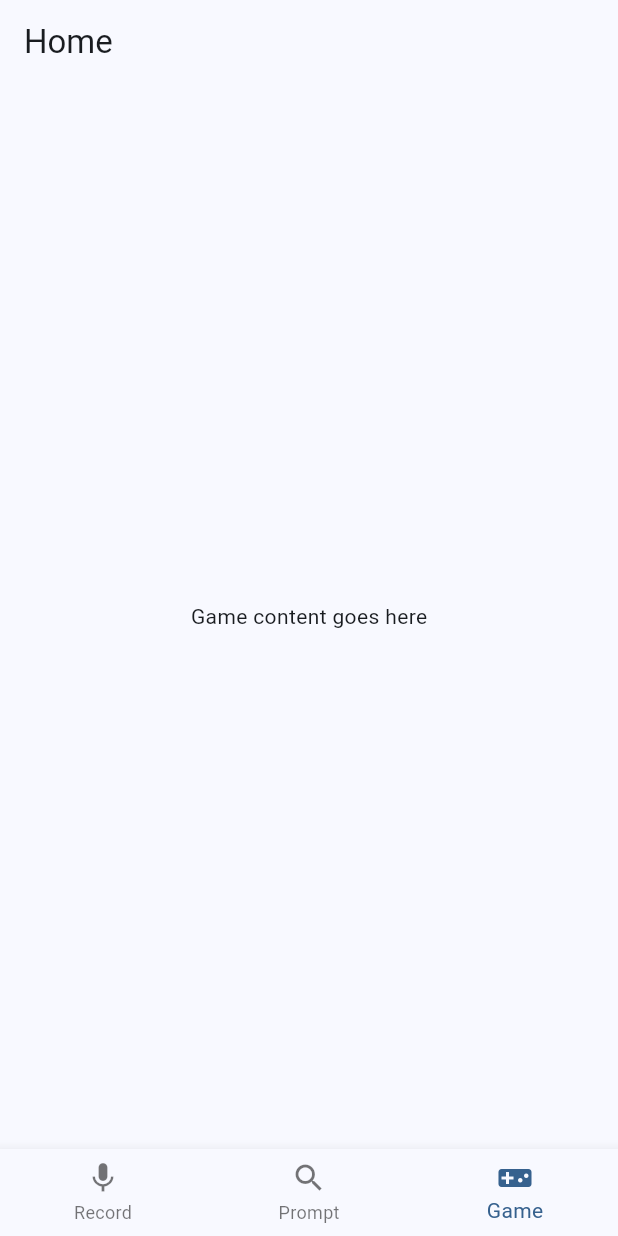
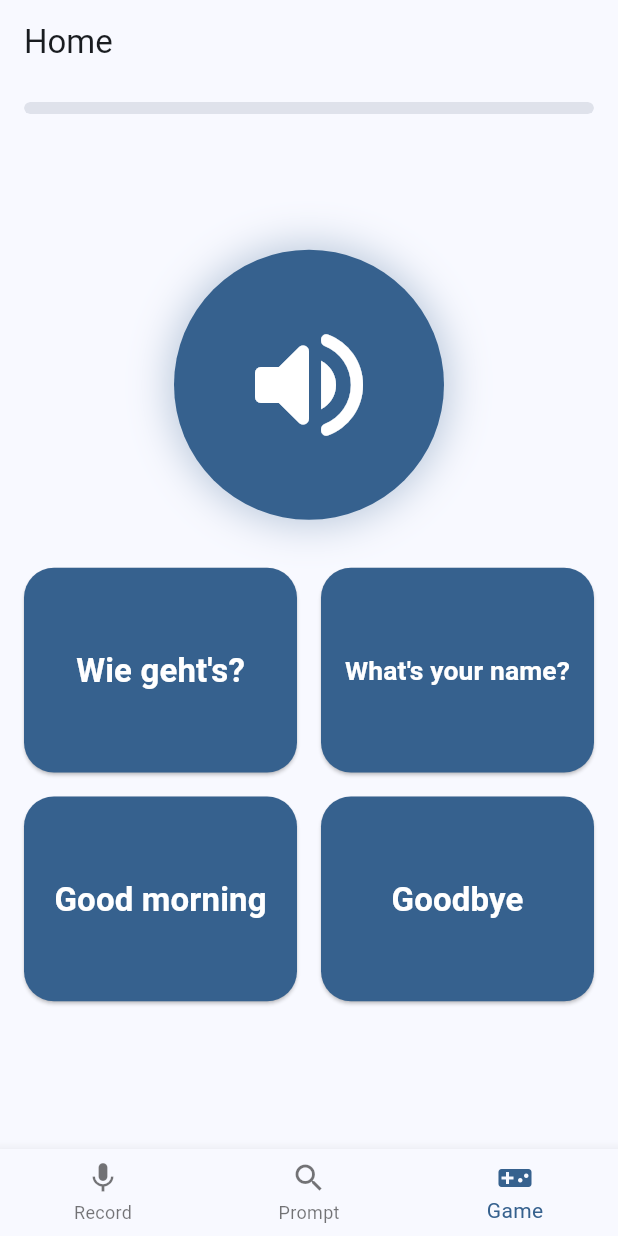
Before and after one commit to ylruiz/flutter_meetup_16_08_2025, a Flutter app: the screen it shows after launch, item 3 of the bottom bar chosen, on a phone screen of 412 x 824 dp. Run offline on Flutter 3.47's test engine with Material 3 defaults, Android fonts, the phone set to English and light mode, and no system bars; our stand-ins replace auto_route, flutter_tts, hooks_riverpod, riverpod, speech_to_text.

Commit message:
Implement demo game

```diff
--- /dev/null
+++ b/lib/pages/game_page.dart
@@ -0,0 +1,95 @@
+import 'package:flutter/material.dart';
+import 'package:hooks_riverpod/hooks_riverpod.dart';
+import '../providers/game_provider.dart';
+import '../widgets/options_grid.dart';
+import '../widgets/play_button.dart';
+import '../widgets/segmented_progress.dart';
+
+class GamePage extends ConsumerWidget {
+  const GamePage({super.key});
+
+  @override
+  Widget build(BuildContext context, WidgetRef ref) {
+    final state = ref.watch(gameControllerDefaultProvider);
+    final controller = ref.read(gameControllerDefaultProvider.notifier);
+
+    if (state.finished) {
+      final total = state.results.length;
+      final correct = state.results.where((r) => r == true).length;
+      return SafeArea(
+        child: Center(
+          child: Padding(
+            padding: const EdgeInsets.all(24.0),
+            child: Column(
+              mainAxisSize: MainAxisSize.min,
+              children: [
+                Icon(
+                  Icons.emoji_events,
+                  size: 96,
+                  color: Theme.of(context).colorScheme.primary,
+                ),
+                const SizedBox(height: 16),
+                Text(
+                  'Ergebnis',
+                  style: Theme.of(context).textTheme.headlineMedium,
+                ),
+                const SizedBox(height: 8),
+                Text(
+                  '$correct / $total richtig',
+                  style: Theme.of(context).textTheme.titleLarge,
+                ),
+                const SizedBox(height: 24),
+                FilledButton(
+                  onPressed: controller.restart,
+                  child: const Text('Neu starten'),
+                ),
+              ],
+            ),
+          ),
+        ),
+      );
+    }
+
+    return SafeArea(
+      child: Column(
+        children: [
+          const SizedBox(height: 12),
+          Padding(
+            padding: const EdgeInsets.symmetric(horizontal: 16.0),
+            child: SegmentedProgress(
+              results: state.results,
+              currentIndex: state.currentIndex,
+            ),
+          ),
+          const SizedBox(height: 16),
+          Expanded(
+            child: Center(
+              child: SingleChildScrollView(
+                padding: const EdgeInsets.symmetric(horizontal: 16),
+                child: Column(
+                  mainAxisAlignment: MainAxisAlignment.center,
+                  children: [
+                    PlayButton(onPressed: controller.playCurrent),
+                    const SizedBox(height: 32),
+                    OptionsGrid(
+                      options: state.current.answers
+                          .map((a) => a.text)
+                          .toList(),
+                      selectedIdx: state.selectedIdx,
+                      correctIdx: state.current.answers.indexWhere(
+                        (a) => a.isCorrect,
+                      ),
+                      answered: state.answered,
+                      onSelect: controller.selectAndNext,
+                    ),
+                  ],
+                ),
+              ),
+            ),
+          ),
+          const SizedBox(height: 24),
+        ],
+      ),
+    );
+  }
+}
--- a/lib/screens/home_screen.dart
+++ b/lib/screens/home_screen.dart
@@ -1,6 +1,7 @@
 import 'package:auto_route/auto_route.dart';
 import 'package:flutter/material.dart';
 import '../pages/translate_page.dart';
+import '../pages/game_page.dart';
 
 @RoutePage()
 class HomeScreen extends StatefulWidget {
@@ -16,7 +17,7 @@ class _HomeScreenState extends State<HomeScreen> {
   static const List<Widget> _pages = <Widget>[
     TranslatePage(),
     Center(child: Text('Prompts content goes here')),
-    Center(child: Text('Game content goes here')),
+    GamePage(),
   ];
 
   void _onItemTapped(int index) {
--- /dev/null
+++ b/lib/widgets/options_grid.dart
@@ -0,0 +1,84 @@
+import 'package:flutter/material.dart';
+
+class OptionsGrid extends StatelessWidget {
+  const OptionsGrid({
+    super.key,
+    required this.options,
+    required this.selectedIdx,
+    required this.correctIdx,
+    required this.answered,
+    required this.onSelect,
+  });
+
+  final List<String> options;
+  final int? selectedIdx;
+  final int correctIdx;
+  final bool answered;
+  final void Function(int) onSelect;
+
+  @override
+  Widget build(BuildContext context) {
+    final theme = Theme.of(context);
+    const spacing = 16.0;
+    return LayoutBuilder(
+      builder: (context, constraints) {
+        // Force exactly two columns
+        final double tileWidth = (constraints.maxWidth - spacing) / 2;
+        return Wrap(
+          alignment: WrapAlignment.center,
+          spacing: spacing,
+          runSpacing: spacing,
+          children: List.generate(options.length, (i) {
+            final bool isSelected = selectedIdx == i;
+            final bool isCorrect = i == correctIdx;
+
+            Color base = theme.colorScheme.primary;
+            Color fg = theme.colorScheme.onPrimary;
+
+            if (answered) {
+              if (isCorrect) {
+                base = Colors.green;
+                fg = Colors.white;
+              } else if (isSelected) {
+                base = Colors.red;
+                fg = Colors.white;
+              }
+            }
+
+            return SizedBox(
+              width: tileWidth,
+              child: AspectRatio(
+                aspectRatio: 4 / 3, // wider than tall
+                child: ElevatedButton(
+                  onPressed: answered ? null : () => onSelect(i),
+                  style: ElevatedButton.styleFrom(
+                    backgroundColor: base,
+                    foregroundColor: fg,
+                    padding: const EdgeInsets.all(16),
+                    shape: RoundedRectangleBorder(
+                      borderRadius: BorderRadius.circular(20),
+                    ),
+                  ),
+                  child: FittedBox(
+                    fit: BoxFit.scaleDown,
+                    child: Text(
+                      options[i],
+                      textAlign: TextAlign.center,
+                      maxLines: 3,
+                      overflow: TextOverflow.ellipsis,
+                      style: const TextStyle(
+                        fontSize: 22,
+                        fontWeight: FontWeight.w600,
+                        height: 1.2,
+                      ),
+                    ),
+                  ),
+                ),
+              ),
+            );
+          }),
+        );
+      },
+    );
+  }
+}
--- /dev/null
+++ b/lib/widgets/play_button.dart
@@ -0,0 +1,36 @@
+import 'package:flutter/material.dart';
+
+class PlayButton extends StatelessWidget {
+  const PlayButton({super.key, required this.onPressed});
+  final VoidCallback onPressed;
+
+  @override
+  Widget build(BuildContext context) {
+    final theme = Theme.of(context);
+    return GestureDetector(
+      behavior: HitTestBehavior.opaque,
+      onTap: onPressed,
+      child: AnimatedContainer(
+        duration: const Duration(milliseconds: 200),
+        width: 180,
+        height: 180,
+        decoration: BoxDecoration(
+          color: theme.colorScheme.primary,
+          shape: BoxShape.circle,
+          boxShadow: [
+            BoxShadow(
+              color: theme.colorScheme.primary.withAlpha((0.35 * 255).round()),
+              blurRadius: 24,
+              spreadRadius: 2,
+            ),
+          ],
+        ),
+        child: Icon(
+          Icons.volume_up_rounded,
+          color: theme.colorScheme.onPrimary,
+          size: 96,
+        ),
+      ),
+    );
+  }
+}
--- /dev/null
+++ b/lib/widgets/segmented_progress.dart
@@ -0,0 +1,54 @@
+import 'package:flutter/material.dart';
+
+class SegmentedProgress extends StatelessWidget {
+  const SegmentedProgress({
+    super.key,
+    required this.results,
+    required this.currentIndex,
+  });
+  final List<bool?> results;
+  final int currentIndex;
+
+  @override
+  Widget build(BuildContext context) {
+    final theme = Theme.of(context);
+    final total = results.length;
+    return ClipRRect(
+      borderRadius: BorderRadius.circular(999),
+      child: SizedBox(
+        height: 8,
+        child: Row(
+          children: List.generate(total, (i) {
+            final r = results[i];
+            Color color;
+            if (r == true) {
+              color = theme.colorScheme.primary; // correct => blue
+            } else if (r == false) {
+              color = theme.colorScheme.outline; // incorrect => dark grey
+            } else {
+              color =
+                  theme.colorScheme.surfaceVariant; // unanswered => light grey
+            }
+            final BorderRadius radius = i == 0
+                ? const BorderRadius.only(
+                    topLeft: Radius.circular(999),
+                    bottomLeft: Radius.circular(999),
+                  )
+                : (i == total - 1
+                      ? const BorderRadius.only(
+                          topRight: Radius.circular(999),
+                          bottomRight: Radius.circular(999),
+                        )
+                      : BorderRadius.zero);
+            return Expanded(
+              child: AnimatedContainer(
+                duration: const Duration(milliseconds: 250),
+                decoration: BoxDecoration(color: color, borderRadius: radius),
+              ),
+            );
+          }),
+        ),
+      ),
+    );
+  }
+}
--- a/pubspec.yaml
+++ b/pubspec.yaml
@@ -39,6 +39,7 @@ dependencies:
   auto_route: ^10.1.0+1
   riverpod_annotation: ^2.6.1
   speech_to_text: ^7.3.0
+  flutter_tts: ^3.8.0
 
 dev_dependencies:
   flutter_test:
```
Also changed, not shown: lib/models/game_models.dart (added, +12 -0 lines), lib/providers/game_provider.dart (added, +151 -0 lines), pubspec.lock.
